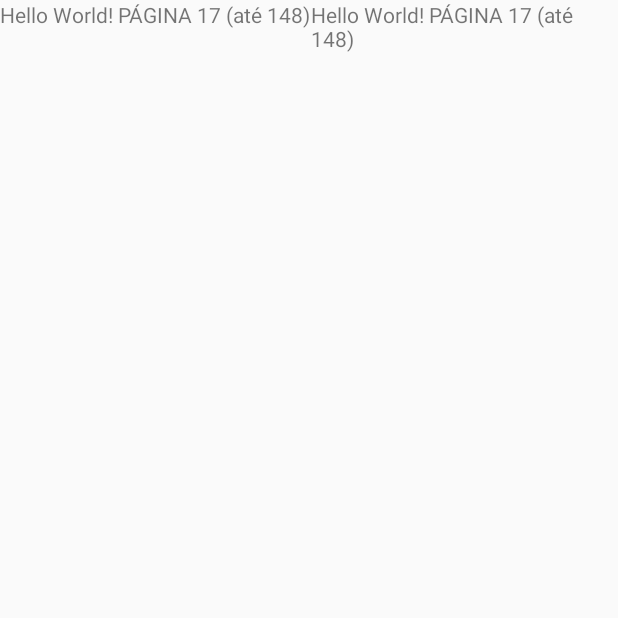
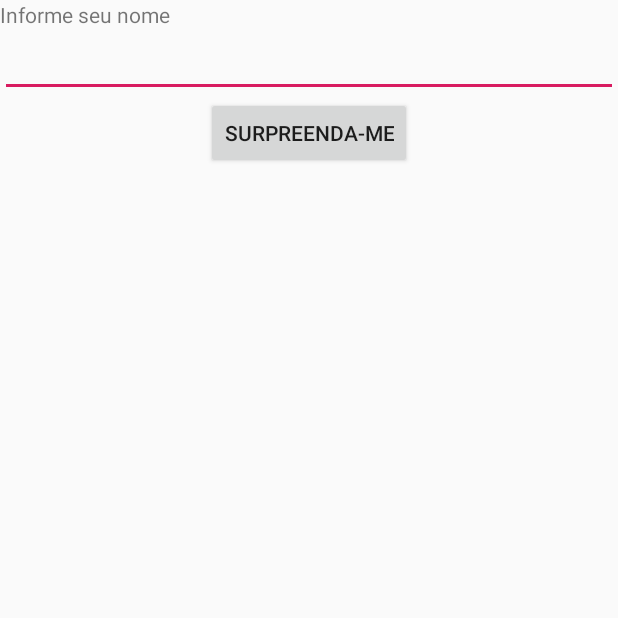
Before and after one commit to Alzarus/LogisticsNegotium, an Android app: the screen it shows after launch (MainActivity), on a phone screen of 412 x 824 dp, the top half of it. Run offline under Robolectric (Android 15) with nearby library versions, the phone set to English and light mode, and no system bars.

Commit message:
21-04-19 pt.1
first 20 minutes

```diff
--- a/app/src/main/java/inf008/ads/ifba/edu/br/logisticsnegotium/MainActivity.java
+++ b/app/src/main/java/inf008/ads/ifba/edu/br/logisticsnegotium/MainActivity.java
@@ -2,14 +2,32 @@ package inf008.ads.ifba.edu.br.logisticsnegotium;
 
 import android.app.Activity;
 import android.os.Bundle;
+import android.text.Editable;
+import android.view.View;
+import android.widget.EditText;
+import android.widget.TextView;
 
 public class MainActivity extends Activity {
+
+    private EditText nomeEditText;
+    private TextView saudacaoTextView;
+    private String saudacao;
 
     @Override
     public void onCreate(Bundle savedInstanceState) {
         super.onCreate(savedInstanceState);
         setContentView(R.layout.activity_main);
+        this.nomeEditText = (EditText) findViewById(R.id.nomeEditText);
+        this.saudacaoTextView = (TextView) findViewById(R.id.saudacaoTextView);
+        this.saudacao = getResources().getString(R.string.saudacao);
+    }
+
+    public void surpreenderUsuario(View v) {
+        Editable texto = this.nomeEditText.getText();
+        String msg = saudacao + " " + texto.toString() + "!";
+        this.saudacaoTextView.setText(msg);
     }
 
 
+
 }
--- a/app/src/main/java/inf008/ads/ifba/edu/br/logisticsnegotium/session/AppDelivery.java
+++ b/app/src/main/java/inf008/ads/ifba/edu/br/logisticsnegotium/session/AppDelivery.java
@@ -58,11 +58,13 @@ public class AppDelivery implements AppDeliveryIF{
 
 	@Override
 	public Collection<AutomatedVehicles> searchByCapacity(double capacity) throws Exception {
-		Collection<AutomatedVehicles> avPossible = new ArrayList<AutomatedVehicles>();;
+		Collection<AutomatedVehicles> avPossible = new ArrayList<AutomatedVehicles>();
 		Collection<AutomatedVehicles> avAll = this.deliveryDAO.findAll();
-		for(AutomatedVehicles vehicle : avAll)
-    		if(vehicle.getCapacity() == capacity)
-    			avPossible.add(vehicle);
+		for(AutomatedVehicles vehicle : avAll){
+			if(vehicle.getCapacity() == capacity){
+				avPossible.add(vehicle);
+			}
+		}
 
     	return avPossible;
 
--- a/app/src/main/res/layout/activity_main.xml
+++ b/app/src/main/res/layout/activity_main.xml
@@ -1,15 +1,34 @@
 <?xml version="1.0" encoding="utf-8"?>
-<LinearLayout xmlns:android="http://schemas.android.com/apk/res/android"
+<LinearLayout
+    xmlns:android="http://schemas.android.com/apk/res/android"
     android:layout_width="match_parent"
-    android:layout_height="match_parent">
+    android:layout_height="match_parent"
+    android:orientation="vertical" >
 
     <TextView
+        android:layout_width="match_parent"
+        android:layout_height="wrap_content"
+        android:text="@string/titulo" />
+
+    <EditText
+        android:id="@+id/nomeEditText"
+        android:layout_width="match_parent"
+        android:layout_height="wrap_content"
+        android:inputType="textPersonName" >
+        <requestFocus />
+    </EditText>
+
+    <Button
+        android:id="@+id/saudacaoButton"
         android:layout_width="wrap_content"
         android:layout_height="wrap_content"
-        android:text="@string/hello_world" />
+        android:layout_gravity="center"
+        android:text="@string/surpreenda_me"
+        android:onClick="surpreenderUsuario"/>
 
     <TextView
-        android:layout_width="wrap_content"
-        android:layout_height="wrap_content"
-        android:text="@string/hello_world" />
+        android:id="@+id/saudacaoTextView"
+        android:layout_width="match_parent"
+        android:layout_height="wrap_content" />
+
 </LinearLayout>
--- a/app/src/main/res/values/strings.xml
+++ b/app/src/main/res/values/strings.xml
@@ -1,4 +1,7 @@
 <resources>
     <string name="app_name">LogisticsNegotium</string>
     <string name="hello_world">Hello World! PÁGINA 17 (até 148)</string>
+    <string name="titulo">Informe seu nome</string>
+    <string name="surpreenda_me">Surpreenda-me</string>
+    <string name="saudacao">Olá</string>
 </resources>
```
